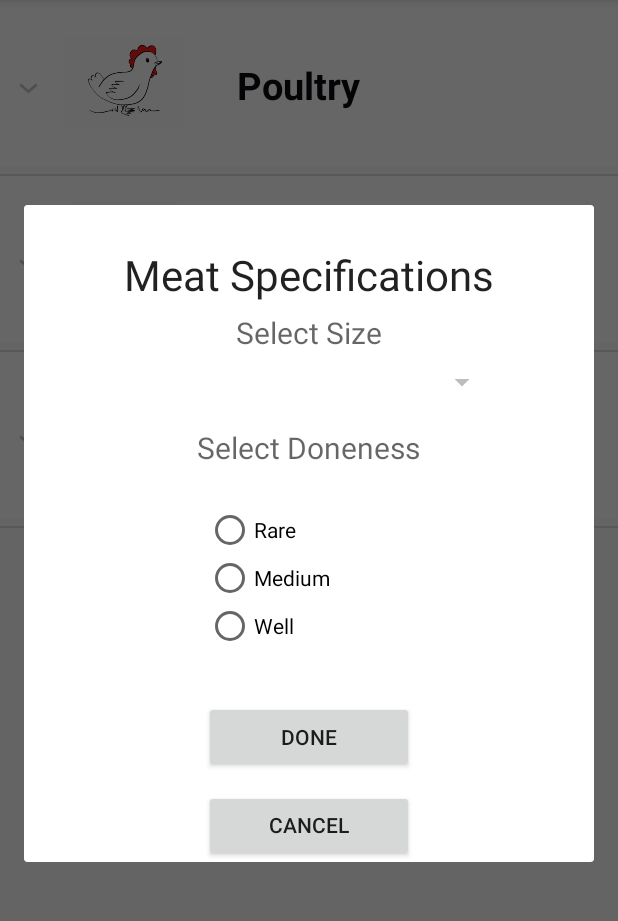
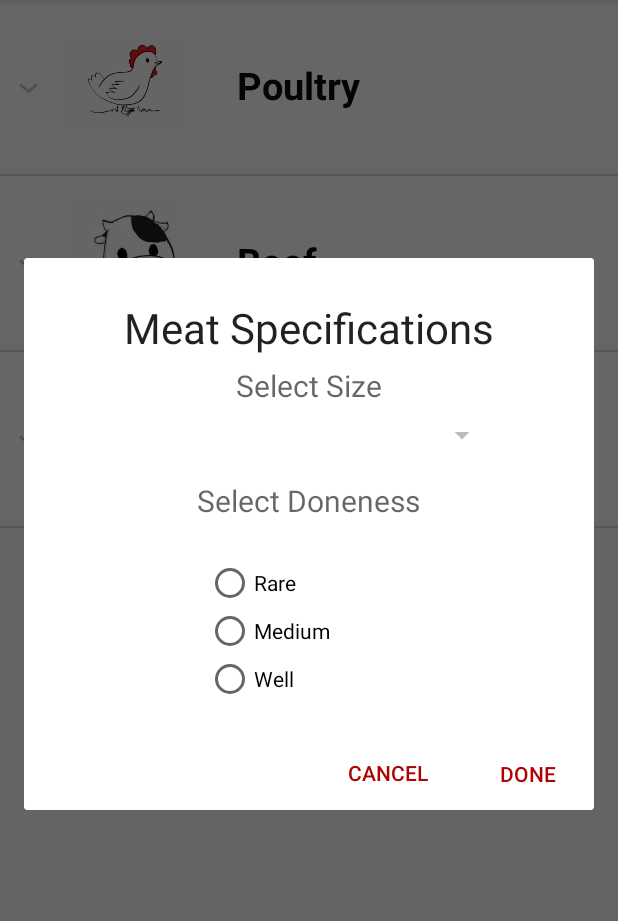
Before and after one commit to yhaydar/579245tyloply_TeamG, an Android app: the fragment FoodSpecDialog placed in its activity, on a phone screen of 412 x 824 dp, the part 84-1005 px from its top. Run offline under Robolectric (Android 15) with nearby library versions, the phone set to English and light mode, and no system bars; 5 statements that could not run were skipped.

Commit message:
-changed fragment style

```diff
--- a/app/src/main/res/layout/specifications_fragment.xml
+++ b/app/src/main/res/layout/specifications_fragment.xml
@@ -1,7 +1,5 @@
 <?xml version="1.0" encoding="utf-8"?>
 <RelativeLayout xmlns:android="http://schemas.android.com/apk/res/android"
-    xmlns:app="http://schemas.android.com/apk/res-auto"
-    xmlns:tools="http://schemas.android.com/tools"
     android:layout_width="match_parent"
     android:layout_height="match_parent"
     android:layout_centerHorizontal="true"
@@ -98,26 +96,35 @@
             android:text="Well" />
     </RadioGroup>
 
+
     <Button
         android:id="@+id/doneButton"
-        android:layout_width="140dp"
+        style="@style/Widget.AppCompat.Button.Borderless.Colored"
+        android:layout_width="wrap_content"
         android:layout_height="wrap_content"
-        android:layout_below="@+id/donenessGroup"
-        android:layout_centerHorizontal="true"
-        android:layout_marginTop="22dp"
-        android:text="Done" />
+        android:layout_alignParentTop="true"
+        android:layout_alignParentEnd="true"
+        android:layout_alignParentRight="true"
+        android:layout_marginTop="320dp"
+        android:layout_marginEnd="5dp"
+        android:layout_marginRight="5dp"
+        android:text="Done"
+        android:textColor="@color/colorPrimary" />
 
     <Button
         android:id="@+id/cancelButton"
-        android:layout_width="140dp"
+        style="@style/Widget.AppCompat.Button.Borderless.Colored"
+        android:layout_width="wrap_content"
         android:layout_height="wrap_content"
-        android:layout_below="@+id/doneButton"
-        android:layout_alignParentRight="false"
-        android:layout_centerHorizontal="true"
-        android:layout_marginTop="11dp"
+        android:layout_alignTop="@id/doneButton"
+        android:layout_marginTop="0dp"
+        android:layout_marginEnd="0dp"
+        android:layout_marginRight="0dp"
+        android:layout_toStartOf="@+id/doneButton"
+        android:layout_toLeftOf="@+id/doneButton"
         android:includeFontPadding="false"
-        android:text="@android:string/cancel" />
-
+        android:text="@android:string/cancel"
+        android:textColor="@color/colorPrimary"/>
 
 
 </RelativeLayout>
```
